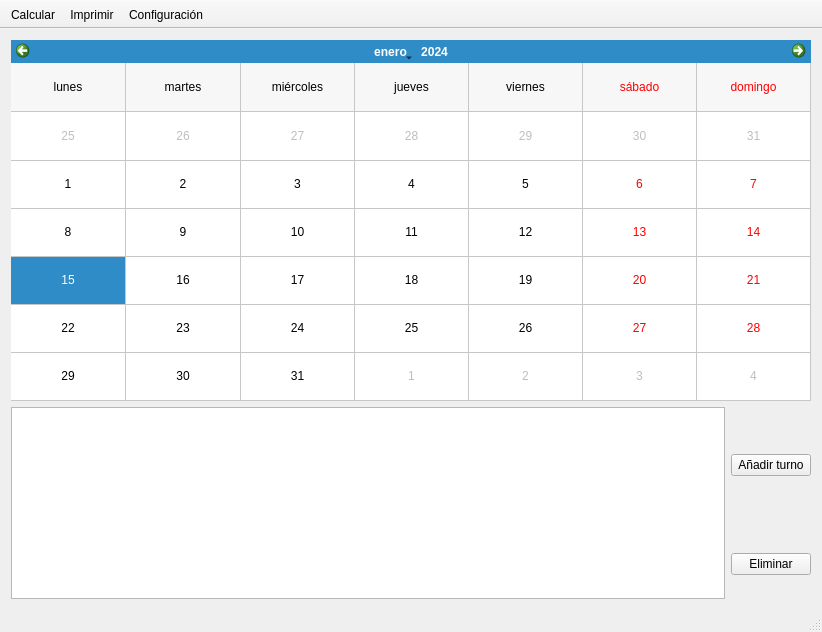
Before: the Qt Designer form src/ui/mainwindow.ui in dmonzonis/paycheck, drawn with Qt 5.
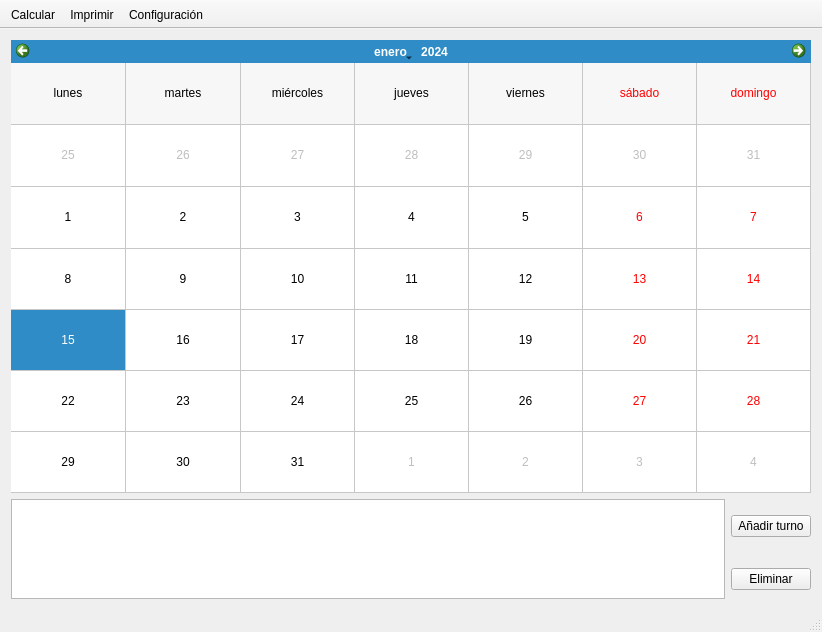
After: the same form once the commit is applied. Icons and pictures are not drawn.

Commit message: Make some slight changes in UI

```diff
--- a/src/ui/mainwindow.ui
+++ b/src/ui/mainwindow.ui
@@ -21,6 +21,12 @@
    <layout class="QVBoxLayout" name="verticalLayout_2">
     <item>
      <widget class="QCalendarWidget" name="calendar">
+      <property name="sizePolicy">
+       <sizepolicy hsizetype="Preferred" vsizetype="Preferred">
+        <horstretch>0</horstretch>
+        <verstretch>0</verstretch>
+       </sizepolicy>
+      </property>
       <property name="locale">
        <locale language="Spanish" country="Spain"/>
       </property>
@@ -87,6 +93,12 @@
           <height>0</height>
          </size>
         </property>
+        <property name="maximumSize">
+         <size>
+          <width>16777215</width>
+          <height>100</height>
+         </size>
+        </property>
         <property name="sizeIncrement">
          <size>
           <width>0</width>
```
The commit also changes 1 other file.
